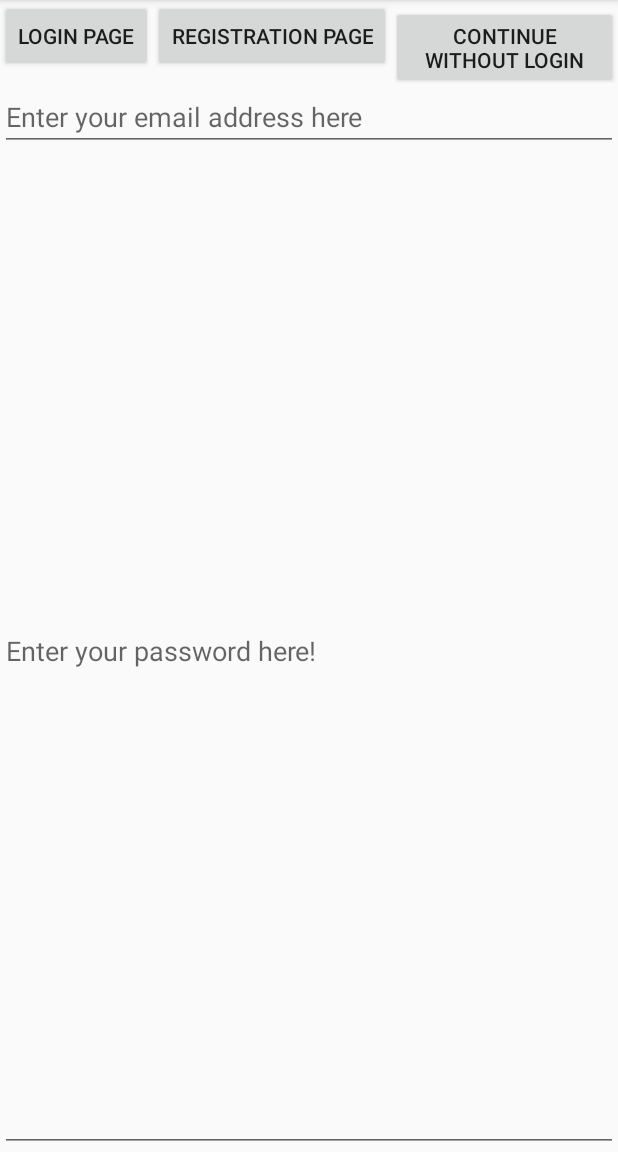
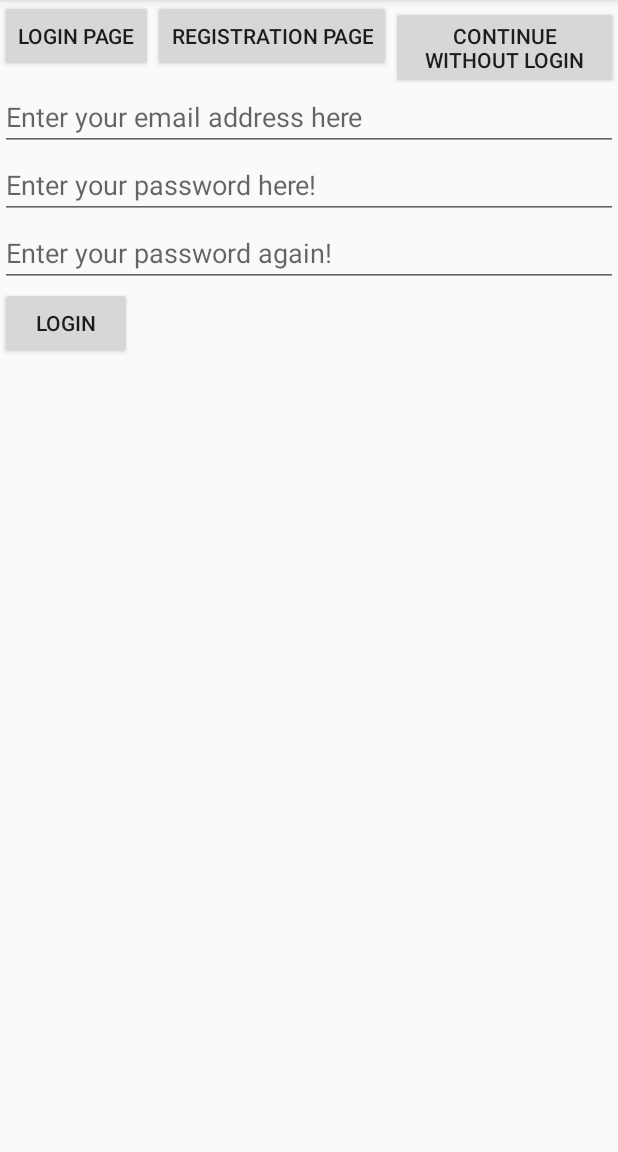
Before and after one commit to UjhelyiB/Museum, an Android app: the screen it shows after launch (LoginActivity), after a tap on "REGISTRATION PAGE", on a phone screen of 412 x 824 dp, the part 84-1236 px from its top. Run offline under Robolectric (Android 15) with nearby library versions, the phone set to English and light mode, and no system bars; 1 other tap on this screen came first.

Commit message:
login and registration page implementation

```diff
--- a/app/src/main/AndroidManifest.xml
+++ b/app/src/main/AndroidManifest.xml
@@ -17,6 +17,8 @@
         </activity>
         <activity android:name=".LoginActivity"
             android:screenOrientation="portrait"/>
+        <activity android:name=".ApplicationActivity"
+            android:screenOrientation="portrait"/>
     </application>
 
 </manifest>
--- a/app/src/main/res/layout/fragment_login.xml
+++ b/app/src/main/res/layout/fragment_login.xml
@@ -12,7 +12,7 @@
     <EditText
         android:id="@+id/etLoginPassword"
         android:layout_width="match_parent"
-        android:layout_height="match_parent"
+        android:layout_height="wrap_content"
         android:hint="@string/enter_password"/>
 
     <Button
--- a/app/src/main/res/layout/fragment_registration.xml
+++ b/app/src/main/res/layout/fragment_registration.xml
@@ -12,13 +12,13 @@
     <EditText
         android:id="@+id/etRegistrationPassword"
         android:layout_width="match_parent"
-        android:layout_height="match_parent"
+        android:layout_height="wrap_content"
         android:hint="@string/enter_password"/>
 
     <EditText
         android:id="@+id/etRegistrationPasswordAgain"
         android:layout_width="match_parent"
-        android:layout_height="match_parent"
+        android:layout_height="wrap_content"
         android:hint="@string/enter_password_again"/>
 
     <Button
```
Also changed, not shown: app/src/main/java/hu/bme/museum/LoginActivity.java (+7 -3 lines).
